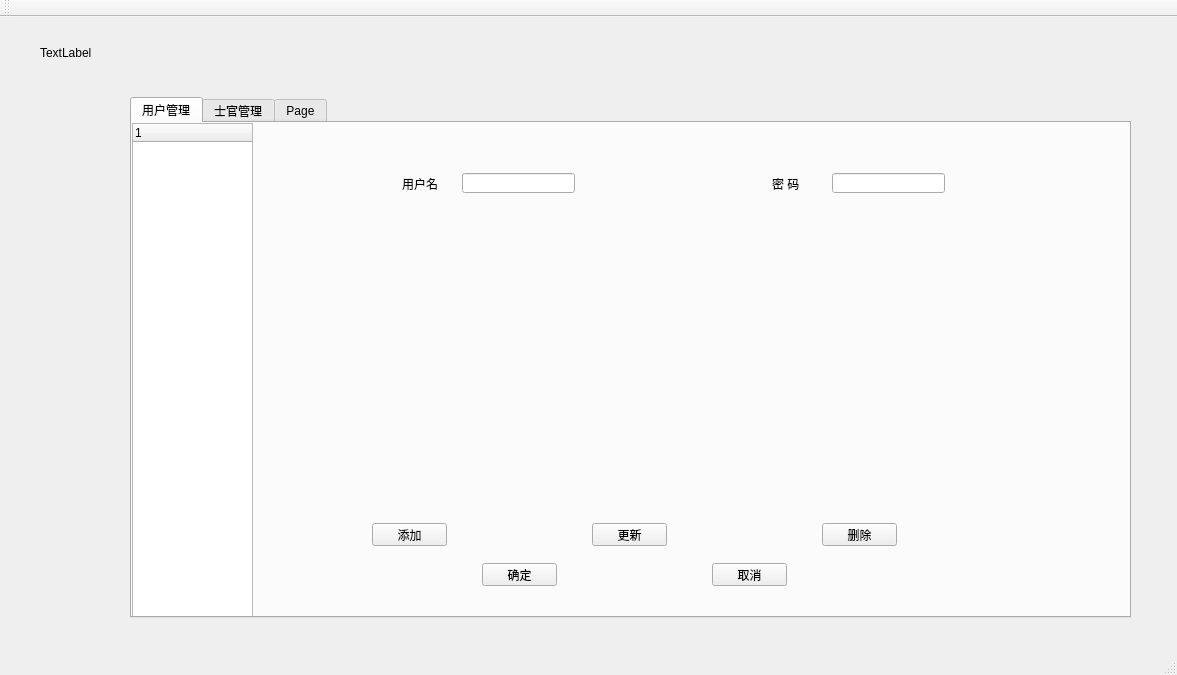
First picture: the form in mainwindow.ui, repository yt2014/InfoManage, before the edit.
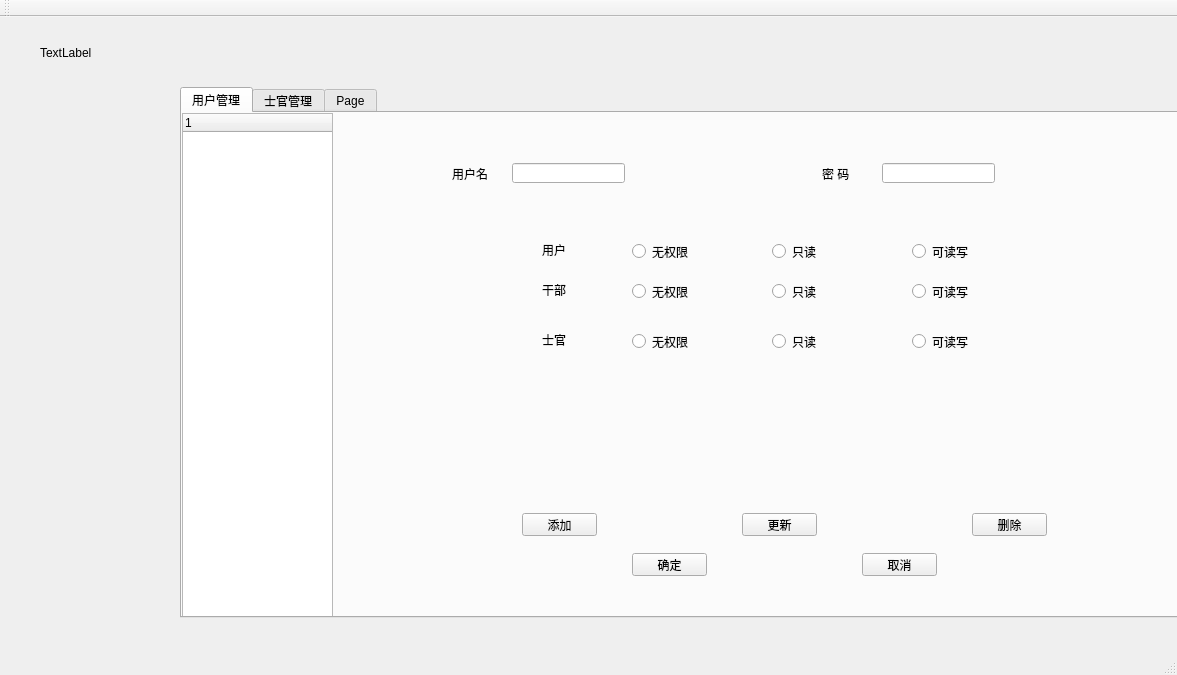
Second picture: the form after the edit.

Commit message: write program for user manage

```diff
--- a/mainwindow.ui
+++ b/mainwindow.ui
@@ -17,10 +17,10 @@
    <widget class="QTabWidget" name="tabWidget">
     <property name="geometry">
      <rect>
-      <x>130</x>
-      <y>80</y>
+      <x>180</x>
+      <y>70</y>
       <width>1001</width>
-      <height>521</height>
+      <height>531</height>
      </rect>
     </property>
     <property name="currentIndex">
@@ -31,12 +31,15 @@
       <string>用户管理</string>
      </attribute>
      <widget class="QTreeWidget" name="treeWidget_Names">
+      <property name="enabled">
+       <bool>true</bool>
+      </property>
       <property name="geometry">
        <rect>
         <x>0</x>
         <y>0</y>
-        <width>121</width>
-        <height>501</height>
+        <width>151</width>
+        <height>511</height>
        </rect>
       </property>
       <column>
@@ -94,7 +97,7 @@
      <widget class="QPushButton" name="pushButton_AddUser">
       <property name="geometry">
        <rect>
-        <x>240</x>
+        <x>340</x>
         <y>400</y>
         <width>75</width>
         <height>23</height>
@@ -107,7 +110,7 @@
      <widget class="QPushButton" name="pushButton_Update">
       <property name="geometry">
        <rect>
-        <x>460</x>
+        <x>560</x>
         <y>400</y>
         <width>75</width>
         <height>23</height>
@@ -120,7 +123,7 @@
      <widget class="QPushButton" name="pushButton_Delete">
       <property name="geometry">
        <rect>
-        <x>690</x>
+        <x>790</x>
         <y>400</y>
         <width>75</width>
         <height>23</height>
@@ -133,7 +136,7 @@
      <widget class="QPushButton" name="pushButton_OK">
       <property name="geometry">
        <rect>
-        <x>350</x>
+        <x>450</x>
         <y>440</y>
         <width>75</width>
         <height>23</height>
@@ -146,7 +149,7 @@
      <widget class="QPushButton" name="pushButton_4">
       <property name="geometry">
        <rect>
-        <x>580</x>
+        <x>680</x>
         <y>440</y>
         <width>75</width>
         <height>23</height>
@@ -156,6 +159,162 @@
        <string>取消</string>
       </property>
      </widget>
+     <widget class="QRadioButton" name="rB_UserNo">
+      <property name="geometry">
+       <rect>
+        <x>450</x>
+        <y>130</y>
+        <width>61</width>
+        <height>17</height>
+       </rect>
+      </property>
+      <property name="text">
+       <string>无权限</string>
+      </property>
+     </widget>
+     <widget class="QRadioButton" name="rB_UserReadOnly">
+      <property name="geometry">
+       <rect>
+        <x>590</x>
+        <y>130</y>
+        <width>51</width>
+        <height>17</height>
+       </rect>
+      </property>
+      <property name="text">
+       <string>只读</string>
+      </property>
+     </widget>
+     <widget class="QRadioButton" name="rB_UserReadWrite">
+      <property name="geometry">
+       <rect>
+        <x>730</x>
+        <y>130</y>
+        <width>61</width>
+        <height>17</height>
+       </rect>
+      </property>
+      <property name="text">
+       <string>可读写</string>
+      </property>
+     </widget>
+     <widget class="QRadioButton" name="rB_SergeantReadWrite">
+      <property name="geometry">
+       <rect>
+        <x>730</x>
+        <y>220</y>
+        <width>61</width>
+        <height>17</height>
+       </rect>
+      </property>
+      <property name="text">
+       <string>可读写</string>
+      </property>
+     </widget>
+     <widget class="QRadioButton" name="rB_SergeantReadOnly">
+      <property name="geometry">
+       <rect>
+        <x>590</x>
+        <y>220</y>
+        <width>51</width>
+        <height>17</height>
+       </rect>
+      </property>
+      <property name="text">
+       <string>只读</string>
+      </property>
+     </widget>
+     <widget class="QRadioButton" name="rB_SergeantNo">
+      <property name="geometry">
+       <rect>
+        <x>450</x>
+        <y>220</y>
+        <width>61</width>
+        <height>17</height>
+       </rect>
+      </property>
+      <property name="text">
+       <string>无权限</string>
+      </property>
+     </widget>
+     <widget class="QRadioButton" name="rB_CadresReadWrite">
+      <property name="geometry">
+       <rect>
+        <x>730</x>
+        <y>170</y>
+        <width>61</width>
+        <height>17</height>
+       </rect>
+      </property>
+      <property name="text">
+       <string>可读写</string>
+      </property>
+     </widget>
+     <widget class="QRadioButton" name="rB_CadresReadOnly">
+      <property name="geometry">
+       <rect>
+        <x>590</x>
+        <y>170</y>
+        <width>51</width>
+        <height>17</height>
+       </rect>
+      </property>
+      <property name="text">
+       <string>只读</string>
+      </property>
+     </widget>
+     <widget class="QRadioButton" name="rB_CadresNo">
+      <property name="geometry">
+       <rect>
+        <x>450</x>
+        <y>170</y>
+        <width>61</width>
+        <height>17</height>
+       </rect>
+      </property>
+      <property name="text">
+       <string>无权限</string>
+      </property>
+     </widget>
+     <widget class="QLabel" name="label_3">
+      <property name="geometry">
+       <rect>
+        <x>360</x>
+        <y>130</y>
+        <width>47</width>
+        <height>13</height>
+       </rect>
+      </property>
+      <property name="text">
+       <string>用户</string>
+      </property>
+     </widget>
+     <widget class="QLabel" name="label_4">
+      <property name="geometry">
+       <rect>
+        <x>360</x>
+        <y>170</y>
+        <width>47</width>
+        <height>13</height>
+       </rect>
+      </property>
+      <property name="text">
+       <string>干部</string>
+      </property>
+     </widget>
+     <widget class="QLabel" name="label_5">
+      <property name="geometry">
+       <rect>
+        <x>360</x>
+        <y>220</y>
+        <width>47</width>
+        <height>13</height>
+       </rect>
+      </property>
+      <property name="text">
+       <string>士官</string>
+      </property>
+     </widget>
     </widget>
     <widget class="QWidget" name="tab_2">
      <attribute name="title">
```
Left out of the diff: 4 changed lines with no effect on the pictures. The commit also changes 7 other files.
